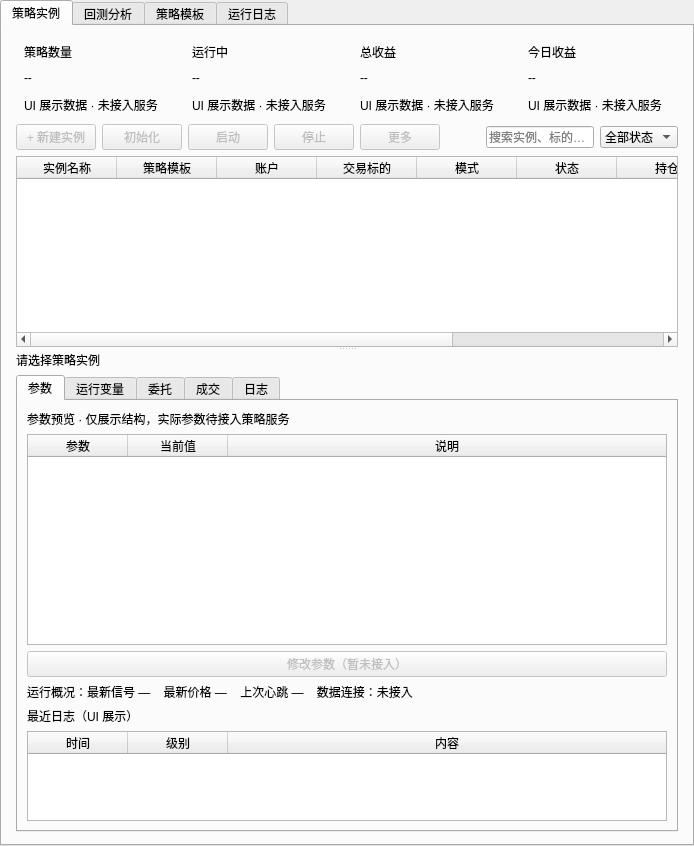
First picture: the form in Mary/components/CViewStrategySettings.ui, repository fengwanggangx/Mary, before the edit.
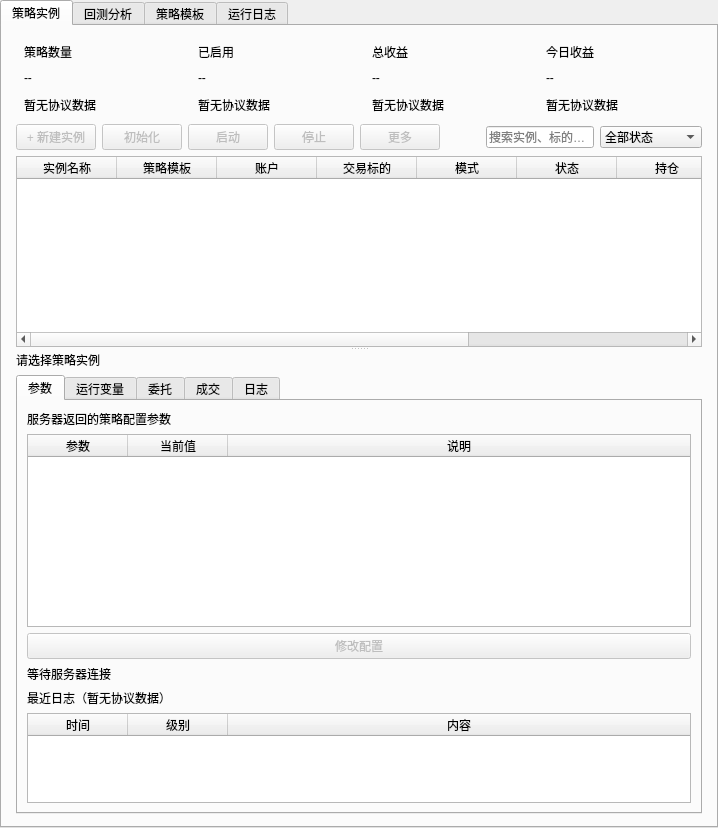
Second picture: the form after the edit.

The edit to the form file:
```diff
--- a/Mary/components/CViewStrategySettings.ui
+++ b/Mary/components/CViewStrategySettings.ui
@@ -95,7 +95,7 @@
 												<item>
 													<widget class="QLabel" name="strategyCountHint">
 														<property name="text">
-															<string>UI 展示数据 · 未接入服务</string>
+															<string>暂无协议数据</string>
 														</property>
 													</widget>
 												</item>
@@ -138,7 +138,7 @@
 												<item>
 													<widget class="QLabel" name="runningCountTitle">
 														<property name="text">
-															<string>运行中</string>
+															<string>已启用</string>
 														</property>
 													</widget>
 												</item>
@@ -158,7 +158,7 @@
 												<item>
 													<widget class="QLabel" name="runningCountHint">
 														<property name="text">
-															<string>UI 展示数据 · 未接入服务</string>
+															<string>暂无协议数据</string>
 														</property>
 													</widget>
 												</item>
@@ -221,7 +221,7 @@
 												<item>
 													<widget class="QLabel" name="totalProfitHint">
 														<property name="text">
-															<string>UI 展示数据 · 未接入服务</string>
+															<string>暂无协议数据</string>
 														</property>
 													</widget>
 												</item>
@@ -284,7 +284,7 @@
 												<item>
 													<widget class="QLabel" name="todayProfitHint">
 														<property name="text">
-															<string>UI 展示数据 · 未接入服务</string>
+															<string>暂无协议数据</string>
 														</property>
 													</widget>
 												</item>
@@ -304,7 +304,7 @@
 												<bool>false</bool>
 											</property>
 											<property name="toolTip">
-												<string>仅 UI 预览，暂未接入策略服务</string>
+												<string>等待服务器连接；运行控制需服务端协议支持</string>
 											</property>
 										</widget>
 									</item>
@@ -317,7 +317,7 @@
 												<bool>false</bool>
 											</property>
 											<property name="toolTip">
-												<string>仅 UI 预览，暂未接入策略服务</string>
+												<string>等待服务器连接；运行控制需服务端协议支持</string>
 											</property>
 										</widget>
 									</item>
@@ -330,7 +330,7 @@
 												<bool>false</bool>
 											</property>
 											<property name="toolTip">
-												<string>仅 UI 预览，暂未接入策略服务</string>
+												<string>等待服务器连接；运行控制需服务端协议支持</string>
 											</property>
 										</widget>
 									</item>
@@ -343,7 +343,7 @@
 												<bool>false</bool>
 											</property>
 											<property name="toolTip">
-												<string>仅 UI 预览，暂未接入策略服务</string>
+												<string>等待服务器连接；运行控制需服务端协议支持</string>
 											</property>
 										</widget>
 									</item>
@@ -356,7 +356,7 @@
 												<bool>false</bool>
 											</property>
 											<property name="toolTip">
-												<string>仅 UI 预览，暂未接入策略服务</string>
+												<string>等待服务器连接；运行控制需服务端协议支持</string>
 											</property>
 										</widget>
 									</item>
@@ -392,17 +392,17 @@
 											</item>
 											<item>
 												<property name="text">
-													<string>运行中</string>
+													<string>已启用</string>
 												</property>
 											</item>
 											<item>
 												<property name="text">
-													<string>已就绪</string>
+													<string>已禁用</string>
 												</property>
 											</item>
 											<item>
 												<property name="text">
-													<string>已停止</string>
+													<string>暂无运行状态</string>
 												</property>
 											</item>
 											<item>
@@ -512,7 +512,7 @@
 															<item>
 																<widget class="QLabel" name="parametersHint">
 																	<property name="text">
-																		<string>参数预览 · 仅展示结构，实际参数待接入策略服务</string>
+																		<string>服务器返回的策略配置参数</string>
 																	</property>
 																</widget>
 															</item>
@@ -559,20 +559,20 @@
 															<item>
 																<widget class="QPushButton" name="modifyButton">
 																	<property name="text">
-																		<string>修改参数（暂未接入）</string>
+																		<string>修改配置</string>
 																	</property>
 																	<property name="enabled">
 																		<bool>false</bool>
 																	</property>
 																	<property name="toolTip">
-																		<string>仅 UI 预览，暂未接入策略服务</string>
+																		<string>等待服务器连接；运行控制需服务端协议支持</string>
 																	</property>
 																</widget>
 															</item>
 															<item>
 																<widget class="QLabel" name="runtimeLabel">
 																	<property name="text">
-																		<string>运行概况：最新信号 —    最新价格 —    上次心跳 —    数据连接：未接入</string>
+																		<string>等待服务器连接</string>
 																	</property>
 																	<property name="wordWrap">
 																		<bool>true</bool>
@@ -582,7 +582,7 @@
 															<item>
 																<widget class="QLabel" name="recentLogsLabel">
 																	<property name="text">
-																		<string>最近日志（UI 展示）</string>
+																		<string>最近日志（暂无协议数据）</string>
 																	</property>
 																</widget>
 															</item>
```
